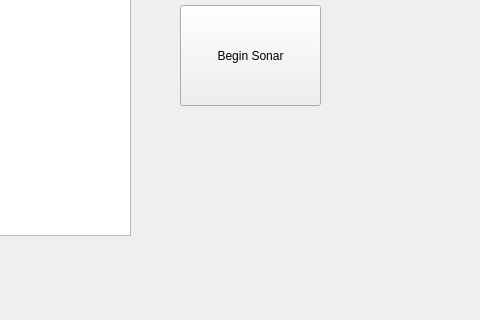
Old version of the form mainwindow.ui in the repository Maxrob440/sonar; both pictures show x 320 to 800 and y 185 to 505 of the 800 by 600 pixel window.
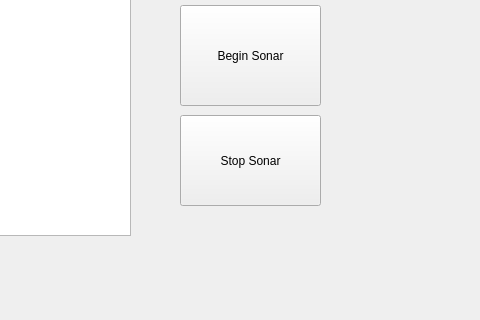
New version of the form.

Commit message: stop button added for the radar

Diff of the .ui file:
```diff
--- a/mainwindow.ui
+++ b/mainwindow.ui
@@ -37,6 +37,19 @@
      </rect>
     </property>
    </widget>
+   <widget class="QPushButton" name="pushButton_2">
+    <property name="geometry">
+     <rect>
+      <x>500</x>
+      <y>300</y>
+      <width>141</width>
+      <height>91</height>
+     </rect>
+    </property>
+    <property name="text">
+     <string>Stop Sonar</string>
+    </property>
+   </widget>
   </widget>
  </widget>
  <resources/>
```
The commit also changes 3 other files.
